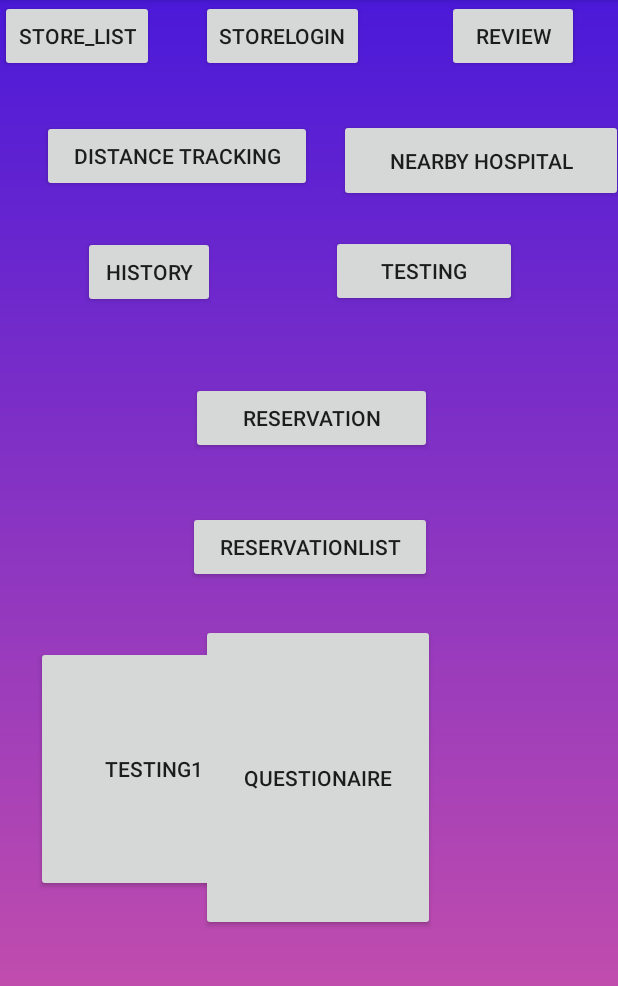
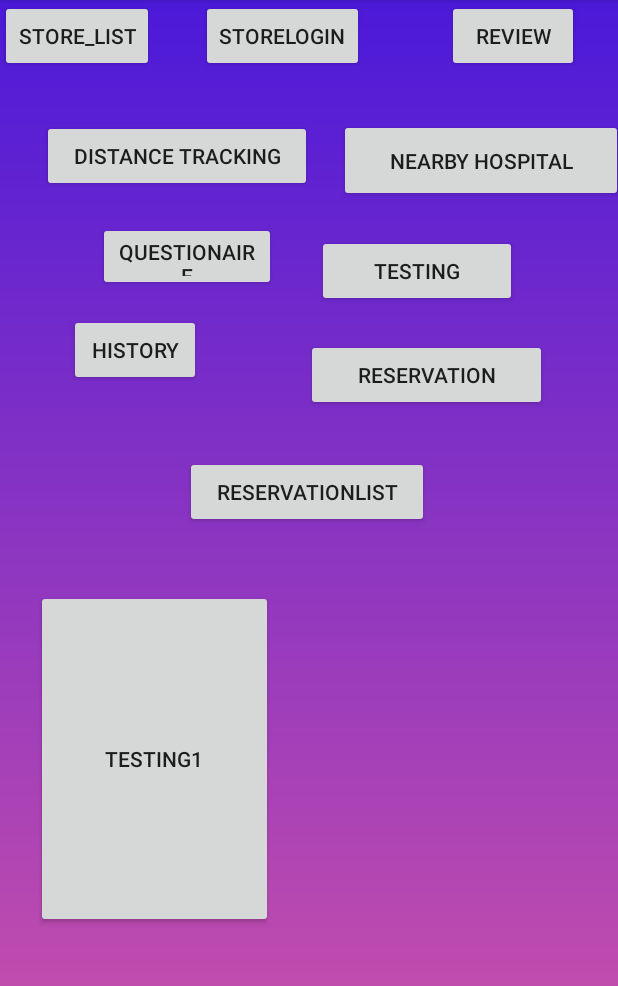
Before and after one commit to yiyang1016/fyp, an Android app: the screen it shows after launch (MainActivity), on a phone screen of 412 x 824 dp, the part 84-1070 px from its top. Run offline under Robolectric (Android 15) with nearby library versions, the phone set to English and light mode, and no system bars; our stand-ins replace Firebase (no records; nobody signed in at launch, a user with empty details on screens opened directly).

Commit message:
HELP PLS QAQAQ

```diff
--- a/app/src/main/java/com/example/covid_19shoppingcentre/MainActivity.kt
+++ b/app/src/main/java/com/example/covid_19shoppingcentre/MainActivity.kt
@@ -76,7 +76,7 @@ class MainActivity : AppCompatActivity() {
             startActivity(intent)
         }
 
-        btnQuestion.setOnClickListener{
+        btnQuestionaire.setOnClickListener{
             val intent = Intent(this, questionMobile::class.java)
             startActivity(intent)
         }
--- a/app/src/main/res/layout/activity_main.xml
+++ b/app/src/main/res/layout/activity_main.xml
@@ -64,9 +64,9 @@
         android:layout_below="@+id/StaffMainPage"
         android:layout_alignParentStart="true"
         android:layout_alignParentEnd="true"
-        android:layout_marginStart="127dp"
-        android:layout_marginTop="50dp"
-        android:layout_marginEnd="124dp"
+        android:layout_marginStart="204dp"
+        android:layout_marginTop="21dp"
+        android:layout_marginEnd="47dp"
         android:text="Reservation" />
 
     <Button
@@ -76,23 +76,23 @@
         android:layout_below="@+id/reserveBtn"
         android:layout_alignParentStart="true"
         android:layout_alignParentEnd="true"
-        android:layout_marginStart="125dp"
-        android:layout_marginTop="38dp"
-        android:layout_marginEnd="124dp"
+        android:layout_marginStart="123dp"
+        android:layout_marginTop="30dp"
+        android:layout_marginEnd="126dp"
         android:text="ReservationList" />
 
     <Button
         android:id="@+id/testingtBtn"
-        android:layout_width="346dp"
-        android:layout_height="83dp"
-        android:layout_below="@+id/reserveListBtn"
+        android:layout_width="wrap_content"
+        android:layout_height="61dp"
         android:layout_alignParentStart="true"
+        android:layout_alignParentTop="true"
         android:layout_alignParentEnd="true"
         android:layout_alignParentBottom="true"
         android:layout_marginStart="24dp"
-        android:layout_marginTop="42dp"
+        android:layout_marginTop="393dp"
         android:layout_marginEnd="230dp"
-        android:layout_marginBottom="173dp"
+        android:layout_marginBottom="149dp"
         android:text="Testing1" />
 
     <Button
@@ -101,8 +101,8 @@
         android:layout_height="wrap_content"
         android:layout_below="@+id/btnDistance_tracking"
         android:layout_alignParentStart="true"
-        android:layout_marginStart="55dp"
-        android:layout_marginTop="29dp"
+        android:layout_marginStart="46dp"
+        android:layout_marginTop="81dp"
         android:text="history" />
 
     <Button
@@ -114,17 +114,14 @@
         android:text="StoreLogin" />
 
     <Button
-        android:id="@+id/btnQuestion"
-        android:layout_width="154dp"
-        android:layout_height="40dp"
-        android:layout_alignParentStart="true"
-        android:layout_alignParentTop="true"
-        android:layout_alignParentEnd="true"
-        android:layout_alignParentBottom="true"
-        android:layout_marginStart="134dp"
-        android:layout_marginTop="416dp"
-        android:layout_marginEnd="122dp"
-        android:layout_marginBottom="147dp"
+        android:id="@+id/btnQuestionaire"
+        android:layout_width="196dp"
+        android:layout_height="46dp"
+        android:layout_marginStart="65dp"
+        android:layout_marginTop="148dp"
+        android:layout_marginEnd="-50dp"
+        android:layout_marginBottom="406dp"
+        android:layout_toStartOf="@+id/StaffMainPage"
         android:text="Questionaire" />
 
 
```
